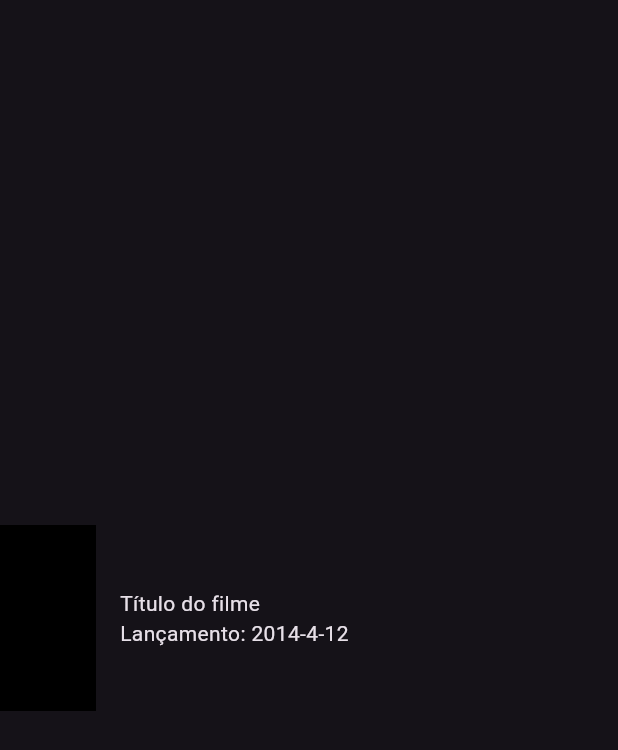
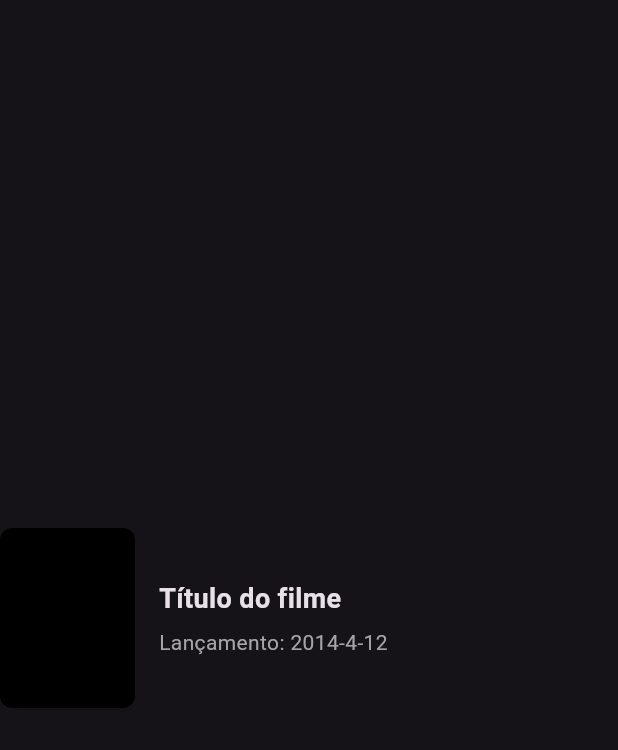
Before and after one commit to leonardo-silva/flutter-cinetopia, a Flutter app: the SearchMovies screen opened directly, on a phone screen of 412 x 824 dp. Shown: the top 750 px of the screen. Run offline on Flutter 3.47's test engine with Material 3 defaults, Android fonts, the phone set to English and light mode, and no system bars.

Commit message:
feat: Styling the card component

```diff
--- a/lib/ui/components/movie_card.dart
+++ b/lib/ui/components/movie_card.dart
@@ -8,17 +8,29 @@ class MovieCard extends StatelessWidget {
     return Row(
       children: <Widget>[
         Container(
-          width: 64,
-          height: 124,
-          decoration: BoxDecoration(color: Color(0xFF000000)),
+          width: 90,
+          height: 120,
+          decoration: BoxDecoration(
+            color: Color(0xFF000000),
+            borderRadius: BorderRadius.circular(8),
+          ),
           margin: EdgeInsets.only(right: 16),
         ),
         Column(
           mainAxisSize: MainAxisSize.min,
           crossAxisAlignment: CrossAxisAlignment.start,
           children: <Widget>[
-            Text("Título do filme"),
-            Text("Lançamento: 2014-4-12"),
+            Padding(
+              padding: const EdgeInsets.only(bottom: 6),
+              child: Text(
+                "Título do filme",
+                style: TextStyle(fontSize: 18, fontWeight: FontWeight.w600),
+              ),
+            ),
+            Text(
+              "Lançamento: 2014-4-12",
+              style: TextStyle(color: Color(0xFFA5A5A5)),
+            ),
           ],
         ),
       ],
```
